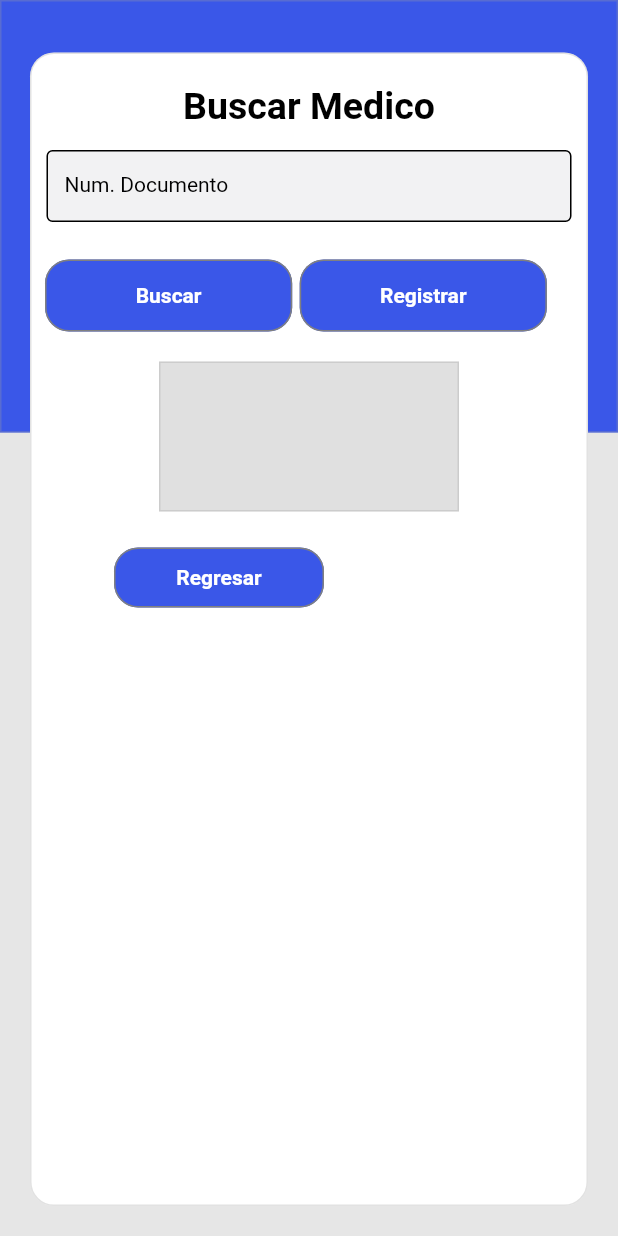
After one commit to JuanPabloDiazLombana/proyecto_flutter, a Flutter app: the Buscar_Medico screen opened directly, on a phone screen of 412 x 824 dp. The commit adds this screen. Run offline on Flutter 3.47's test engine with Material 2 defaults, Android fonts, the phone set to English and light mode, and no system bars; our stand-ins replace sqflite; accounts and stored records are empty; network calls fail.

Commit message:
interfaz buscar medico agregada

```diff
--- /dev/null
+++ b/lib/Buscar_Medico.dart
@@ -0,0 +1,228 @@
+///File download from FlutterViz- Drag and drop a tools. For more details visit https://flutterviz.io/
+
+///File download from FlutterViz- Drag and drop a tools. For more details visit https://flutterviz.io/
+
+import 'package:flutter/material.dart';
+import 'package:flutterviz/RegistroM.dart';
+import 'package:flutterviz/Home.dart';
+
+class Buscar_Medico extends StatelessWidget {
+  @override
+  Widget build(BuildContext context) {
+    return Scaffold(
+      backgroundColor: Color(0xffe6e6e6),
+      body: Stack(
+        alignment: Alignment.topLeft,
+        children: [
+          Container(
+            margin: EdgeInsets.all(0),
+            padding: EdgeInsets.all(0),
+            width: MediaQuery.of(context).size.width,
+            height: MediaQuery.of(context).size.height * 0.35000000000000003,
+            decoration: BoxDecoration(
+              color: Color(0xff3a57e8),
+              shape: BoxShape.rectangle,
+              borderRadius: BorderRadius.zero,
+              border: Border.all(color: Color(0x4d9e9e9e), width: 1),
+            ),
+          ),
+          Container(
+            margin: EdgeInsets.fromLTRB(20, 35, 20, 20),
+            padding: EdgeInsets.all(0),
+            width: MediaQuery.of(context).size.width,
+            height: MediaQuery.of(context).size.height,
+            decoration: BoxDecoration(
+              color: Color(0xffffffff),
+              shape: BoxShape.rectangle,
+              borderRadius: BorderRadius.circular(16.0),
+              border: Border.all(color: Color(0x4d9e9e9e), width: 1),
+            ),
+            child: Column(
+              mainAxisAlignment: MainAxisAlignment.start,
+              crossAxisAlignment: CrossAxisAlignment.center,
+              mainAxisSize: MainAxisSize.max,
+              children: [
+                Padding(
+                  padding: EdgeInsets.fromLTRB(0, 20, 0, 0),
+                  child: Text(
+                    "Buscar Medico",
+                    textAlign: TextAlign.start,
+                    overflow: TextOverflow.clip,
+                    style: TextStyle(
+                      fontWeight: FontWeight.w600,
+                      fontStyle: FontStyle.normal,
+                      fontSize: 25,
+                      color: Color(0xff000000),
+                    ),
+                  ),
+                ),
+                Padding(
+                  padding: EdgeInsets.fromLTRB(10, 15, 10, 0),
+                  child: TextField(
+                    controller: TextEditingController(),
+                    obscureText: false,
+                    textAlign: TextAlign.start,
+                    maxLines: 1,
+                    style: TextStyle(
+                      fontWeight: FontWeight.w400,
+                      fontStyle: FontStyle.normal,
+                      fontSize: 14,
+                      color: Color(0xff000000),
+                    ),
+                    decoration: InputDecoration(
+                      disabledBorder: OutlineInputBorder(
+                        borderRadius: BorderRadius.circular(4.0),
+                        borderSide:
+                            BorderSide(color: Color(0xff000000), width: 1),
+                      ),
+                      focusedBorder: OutlineInputBorder(
+                        borderRadius: BorderRadius.circular(4.0),
+                        borderSide:
+                            BorderSide(color: Color(0xff000000), width: 1),
+                      ),
+                      enabledBorder: OutlineInputBorder(
+                        borderRadius: BorderRadius.circular(4.0),
+                        borderSide:
+                            BorderSide(color: Color(0xff000000), width: 1),
+                      ),
+                      labelText: "Num. Documento",
+                      labelStyle: TextStyle(
+                        fontWeight: FontWeight.w400,
+                        fontStyle: FontStyle.normal,
+                        fontSize: 14,
+                        color: Color(0xff000000),
+                      ),
+                      hintText: "Introduce Num. Documentacion",
+                      hintStyle: TextStyle(
+                        fontWeight: FontWeight.w400,
+                        fontStyle: FontStyle.normal,
+                        fontSize: 14,
+                        color: Color(0xff000000),
+                      ),
+                      filled: true,
+                      fillColor: Color(0xfff2f2f3),
+                      isDense: false,
+                      contentPadding:
+                          EdgeInsets.symmetric(vertical: 8, horizontal: 12),
+                    ),
+                  ),
+                ),
+                Padding(
+                  padding: EdgeInsets.fromLTRB(9, 25, 0, 20),
+                  child: Row(
+                    mainAxisAlignment: MainAxisAlignment.start,
+                    crossAxisAlignment: CrossAxisAlignment.center,
+                    mainAxisSize: MainAxisSize.max,
+                    children: [
+                      Padding(
+                        padding: EdgeInsets.fromLTRB(0, 0, 5, 0),
+                        child: MaterialButton(
+                          onPressed: () {},
+                          color: Color(0xff3a57e8),
+                          elevation: 0,
+                          shape: RoundedRectangleBorder(
+                            borderRadius: BorderRadius.circular(16.0),
+                            side:
+                                BorderSide(color: Color(0xff808080), width: 1),
+                          ),
+                          padding: EdgeInsets.all(16),
+                          child: Text(
+                            "Buscar",
+                            style: TextStyle(
+                              fontSize: 14,
+                              fontWeight: FontWeight.w600,
+                              fontStyle: FontStyle.normal,
+                            ),
+                          ),
+                          textColor: Color(0xffffffff),
+                          height: 40,
+                          minWidth: MediaQuery.of(context).size.width * 0.4,
+                        ),
+                      ),
+                      MaterialButton(
+                        onPressed: () {
+                          Navigator.push(
+                              context,
+                              MaterialPageRoute(
+                                  builder: ((context) => RegistroM())));
+                        },
+                        color: Color(0xff3a57e8),
+                        elevation: 0,
+                        shape: RoundedRectangleBorder(
+                          borderRadius: BorderRadius.circular(16.0),
+                          side: BorderSide(color: Color(0xff808080), width: 1),
+                        ),
+                        padding: EdgeInsets.all(16),
+                        child: Text(
+                          "Registrar",
+                          style: TextStyle(
+                            fontSize: 14,
+                            fontWeight: FontWeight.w600,
+                            fontStyle: FontStyle.normal,
+                          ),
+                        ),
+                        textColor: Color(0xffffffff),
+                        height: 40,
+                        minWidth: MediaQuery.of(context).size.width * 0.4,
+                      ),
+                    ],
+                  ),
+                ),
+                Container(
+                  alignment: Alignment.topCenter,
+                  margin: EdgeInsets.fromLTRB(0, 0, 0, 20),
+                  padding: EdgeInsets.fromLTRB(0, 0, 0, 100),
+                  width: 200,
+                  height: 100,
+                  decoration: BoxDecoration(
+                    color: Color(0x1f000000),
+                    shape: BoxShape.rectangle,
+                    borderRadius: BorderRadius.zero,
+                    border: Border.all(color: Color(0x4d9e9e9e), width: 1),
+                  ),
+                ),
+                Row(
+                  mainAxisAlignment: MainAxisAlignment.start,
+                  crossAxisAlignment: CrossAxisAlignment.center,
+                  mainAxisSize: MainAxisSize.max,
+                  children: [
+                    Padding(
+                      padding: EdgeInsets.fromLTRB(55, 0, 0, 0),
+                      child: MaterialButton(
+                        onPressed: () {
+                          Navigator.push(
+                              context,
+                              MaterialPageRoute(
+                                  builder: ((context) => Home())));
+                        },
+                        color: Color(0xff3a57e8),
+                        elevation: 0,
+                        shape: RoundedRectangleBorder(
+                          borderRadius: BorderRadius.circular(16.0),
+                          side: BorderSide(color: Color(0xff808080), width: 1),
+                        ),
+                        padding:
+                            EdgeInsets.symmetric(horizontal: 16, vertical: 8),
+                        child: Text(
+                          "Regresar",
+                          style: TextStyle(
+                            fontSize: 14,
+                            fontWeight: FontWeight.w600,
+                            fontStyle: FontStyle.normal,
+                          ),
+                        ),
+                        textColor: Color(0xffffffff),
+                        height: 40,
+                        minWidth: 140,
+                      ),
+                    ),
+                  ],
+                ),
+              ],
+            ),
+          ),
+        ],
+      ),
+    );
+  }
+}
--- a/lib/Home.dart
+++ b/lib/Home.dart
@@ -2,6 +2,7 @@
 
 import 'package:flutter/material.dart';
 import 'package:flutterviz/Buscar_Diagnostico.dart';
+import 'package:flutterviz/Buscar_Medico.dart';
 import 'package:flutterviz/RegistroM.dart';
 import 'package:flutterviz/RegistroP.dart';
 
@@ -51,7 +52,7 @@ class Home extends StatelessWidget {
             child: MaterialButton(
               onPressed: () {
                 Navigator.push(context,
-                    MaterialPageRoute(builder: ((context) => RegistroM())));
+                    MaterialPageRoute(builder: ((context) => Buscar_Medico())));
               },
               color: Color(0xff3a57e8),
               elevation: 0,
@@ -61,7 +62,7 @@ class Home extends StatelessWidget {
               ),
               padding: EdgeInsets.all(16),
               child: Text(
-                "Crear medico ",
+                "Buscar medico",
                 style: TextStyle(
                   fontSize: 14,
                   fontWeight: FontWeight.w700,
--- a/lib/main.dart
+++ b/lib/main.dart
@@ -8,14 +8,6 @@ void main() {
 
   // db.instance.insert(
   //     'pacientes', PacienteModel('a', '123', '#123', '1234567890').toMap());
-  db.instance
-      .insertString('pacientes',
-          PacienteModel('b', '321', '#123', '1234567890').toString())
-      .then((value) {
-    db.instance.select('pacientes').then((value) {
-      print(value);
-    });
-  });
 
   runApp(MyApp());
 }
```
Also changed, not shown: 1 other file.
